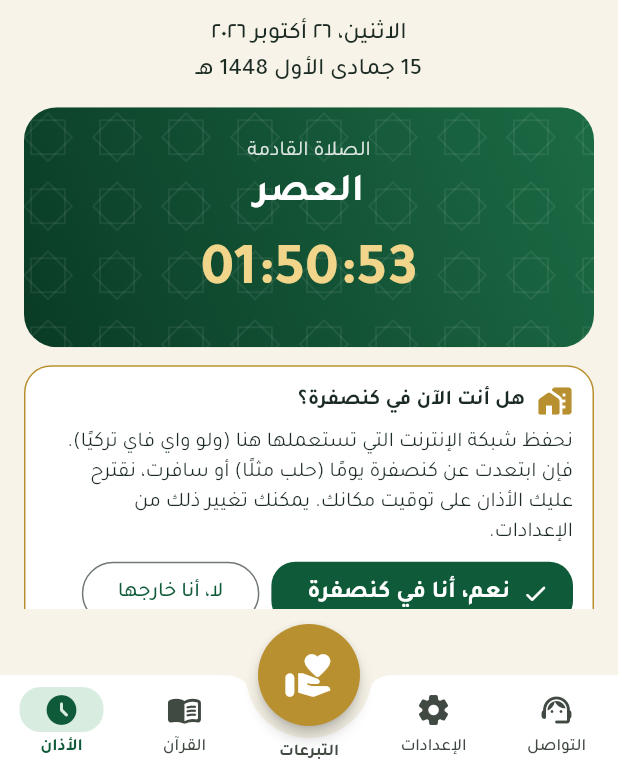
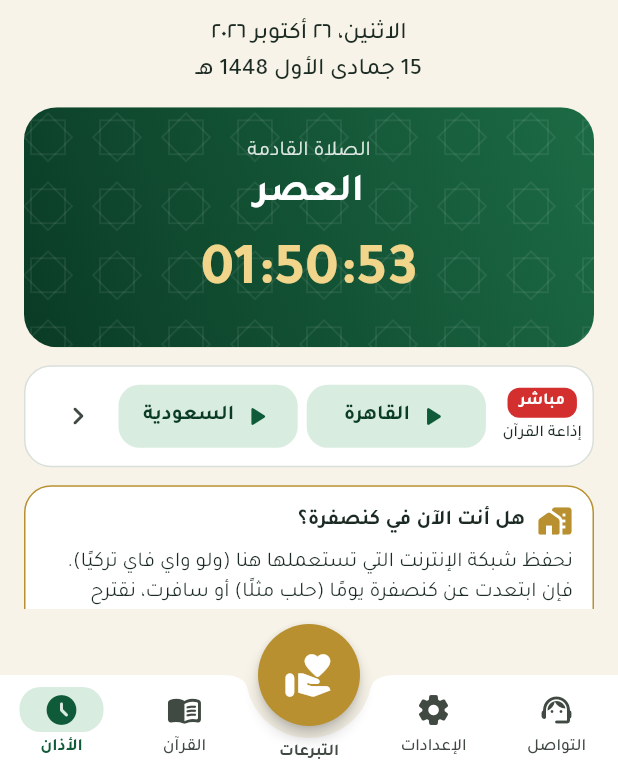
Before and after one commit to mohamedal2min-u/kansafra-mosque-app, a Flutter app: the screen it shows after launch, on a phone screen of 412 x 824 dp, the part 465-1236 px from its top. Run offline on Flutter 3.47's test engine with Material 3 defaults, Android fonts, the phone set to English and light mode, and no system bars; our stand-ins replace adhan, connectivity_plus, flutter_local_notifications, google_sign_in, hijri, just_audio and 4 more; network calls fail.

Commit message:
البث المباشر في الرئيسية، وترتيب القرّاء بوقت القراءة
- الرئيسية: إذاعة القرآن الكريم (القاهرة، السعودية) بضغطة، و«المزيد» لكل الإذاعات
- ترتيب القرّاء (هذا الشهر / كل الأوقات): الأول نجمة ذهبية، والثاني فضية، والثالث برونزية
- الاسم: يختاره القارئ، وإلا «قارئ ####»؛ مع حساب Google يبقى الترتيب عند تغيير الهاتف
- «أظهرني في الترتيب» للخروج منه (يُحذف السجل من الجدول)
- السكربت: ورقة «القرّاء» وأوامر read/board/leave، والقيم لا تنقص، وحدود معقولة للوقت

Co-Authored-By: Claude Opus 5.5 <noreply@anthropic.com>
Claude-Session: https://claude.ai/code/session_01XkGBCwJKScyzzPNe4HDGLL

```diff
--- a/lib/quran/reader_screen.dart
+++ b/lib/quran/reader_screen.dart
@@ -4,6 +4,7 @@ import 'package:flutter/material.dart';
 import 'package:shared_preferences/shared_preferences.dart';
 
 import 'khatma.dart';
+import 'leaderboard.dart';
 import 'reading_stats.dart';
 import 'saved_verses.dart';
 import 'tafsir.dart';
@@ -489,7 +490,7 @@ class _SurahReaderScreenState extends State<SurahReaderScreen>
   void dispose() {
     WidgetsBinding.instance.removeObserver(this);
     _readTimer?.cancel();
-    ReadingStats.instance.flush();
+    ReadingStats.instance.flush().then((_) => Leaderboard.report());
     _posSub?.cancel();
     if (widget.follow) QuranPlayer.instance.removeListener(_onPlayer);
     _scroll.dispose();
--- a/lib/screens/prayer_times_screen.dart
+++ b/lib/screens/prayer_times_screen.dart
@@ -1,4 +1,7 @@
 import '../quran/khatma.dart';
+import '../quran/player.dart';
+import '../quran/radio_screen.dart';
+import '../quran/radios.dart';
 import '../quran/quran_data.dart';
 import '../quran/reader_screen.dart';
 import '../quran/reading_stats.dart';
@@ -184,6 +187,7 @@ class _PrayerTimesScreenState extends State<PrayerTimesScreen>
             label: _labels[_nextKey]!,
             place: home == null ? null : 'بتوقيت ${home.name}',
             countdown: _countdown),
+        const _LiveRadioCard(),
         ValueListenableBuilder<bool>(
           valueListenable: TravelWatch.askHere,
           builder: (_, ask, __) => !ask
@@ -441,6 +445,110 @@ class _InfoCard extends StatelessWidget {
   }
 }
 
+/// البث المباشر في الرئيسية: إذاعتا القرآن الكريم (القاهرة والسعودية) بضغطة، وباقي الإذاعات من «المزيد».
+class _LiveRadioCard extends StatelessWidget {
+  const _LiveRadioCard();
+
+  static const _short = {-1: 'القاهرة', -2: 'السعودية'};
+
+  @override
+  Widget build(BuildContext context) {
+    final cs = Theme.of(context).colorScheme;
+    final p = QuranPlayer.instance;
+    return Card(
+      margin: const EdgeInsets.only(top: 12),
+      shape: RoundedRectangleBorder(
+        borderRadius: BorderRadius.circular(18),
+        side: BorderSide(color: cs.outlineVariant.withValues(alpha: 0.6)),
+      ),
+      child: Padding(
+        padding: const EdgeInsets.fromLTRB(12, 10, 8, 10),
+        child: ListenableBuilder(
+          listenable: p,
+          builder: (context, _) => Row(children: [
+            Column(mainAxisSize: MainAxisSize.min, children: [
+              Container(
+                padding: const EdgeInsets.symmetric(horizontal: 8, vertical: 2),
+                decoration: BoxDecoration(
+                    color: const Color(0xFFD32F2F),
+                    borderRadius: BorderRadius.circular(8)),
+                child: const Text('مباشر',
+                    style: TextStyle(
+                        color: Colors.white,
+                        fontSize: 11,
+                        fontWeight: FontWeight.w700)),
+              ),
+              const SizedBox(height: 2),
+              Text('إذاعة القرآن',
+                  style: Theme.of(context).textTheme.labelSmall),
+            ]),
+            const SizedBox(width: 8),
+            for (final st in RadioApi.featured)
+              Expanded(
+                child: Padding(
+                  padding: const EdgeInsets.symmetric(horizontal: 3),
+                  child: _StationButton(
+                    label: _short[st.id] ?? st.name,
+                    on: p.radio?.url == st.url && p.playing,
+                    onTap: () => p.radio?.url == st.url
+                        ? (p.playing ? p.stop() : p.toggle())
+                        : p.playRadio(st),
+                  ),
+                ),
+              ),
+            IconButton(
+              tooltip: 'كل الإذاعات',
+              icon: const Icon(Icons.chevron_left_rounded),
+              onPressed: () => Navigator.of(context).push(MaterialPageRoute(
+                builder: (_) => Scaffold(
+                    appBar: AppBar(title: const Text('البث المباشر')),
+                    body: const RadioScreen()),
+              )),
+            ),
+          ]),
+        ),
+      ),
+    );
+  }
+}
+
+class _StationButton extends StatelessWidget {
+  final String label;
+  final bool on;
+  final VoidCallback onTap;
+  const _StationButton(
+      {required this.label, required this.on, required this.onTap});
+
+  @override
+  Widget build(BuildContext context) {
+    final cs = Theme.of(context).colorScheme;
+    return Material(
+      color: on ? cs.primary : cs.primaryContainer,
+      borderRadius: BorderRadius.circular(14),
+      child: InkWell(
+        borderRadius: BorderRadius.circular(14),
+        onTap: onTap,
+        child: Padding(
+          padding: const EdgeInsets.symmetric(vertical: 10, horizontal: 6),
+          child: Row(mainAxisAlignment: MainAxisAlignment.center, children: [
+            Icon(on ? Icons.stop_rounded : Icons.play_arrow_rounded,
+                size: 22, color: on ? Colors.white : cs.primary),
+            const SizedBox(width: 4),
+            Flexible(
+              child: Text(label,
+                  maxLines: 1,
+                  overflow: TextOverflow.ellipsis,
+                  style: TextStyle(
+                      fontWeight: FontWeight.w700,
+                      color: on ? Colors.white : cs.onPrimaryContainer)),
+            ),
+          ]),
+        ),
+      ),
+    );
+  }
+}
+
 /// متابعة القراءة: تظهر في الرئيسية إن وضع المستخدم علامة في المصحف، وتفتح من آخر آية وصل إليها.
 class _ResumeReadingCard extends StatefulWidget {
   const _ResumeReadingCard();
```
Also changed, not shown: lib/account/account_screen.dart (+14 -5 lines), lib/main.dart (+7 -2 lines), lib/quran/leaderboard.dart (added, +153 -0 lines), lib/quran/leaderboard_screen.dart (added, +258 -0 lines), 3 other files.
